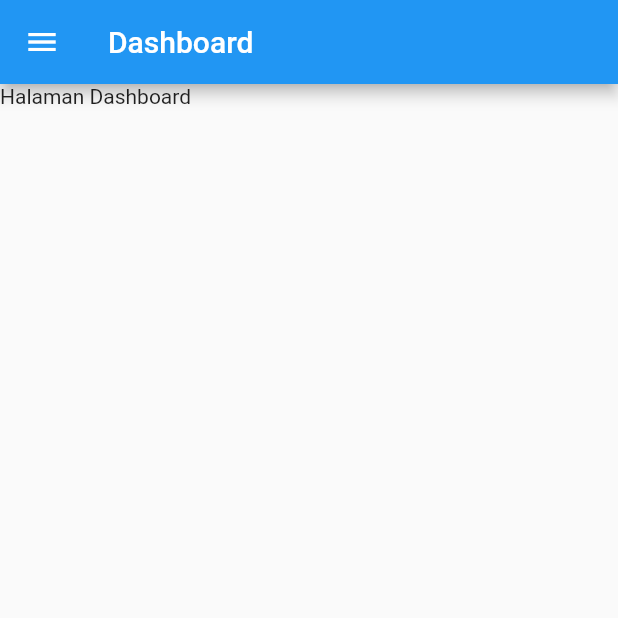
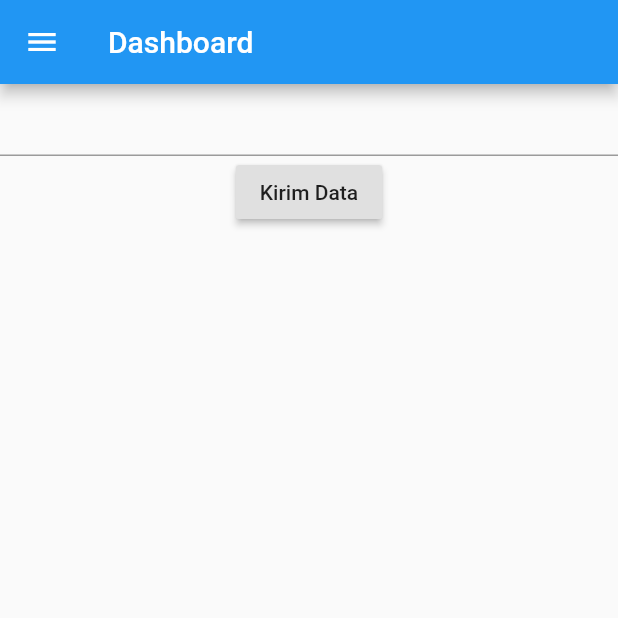
Before and after one commit to mulyawansentosa/stateoperation, a Flutter app: the screen it shows after launch, on a phone screen of 412 x 824 dp, the top half of it. Run offline on Flutter 3.47's test engine with Material 2 defaults, Android fonts, the phone set to English and light mode, and no system bars.

Commit message:
Route has already work

```diff
--- a/lib/main.dart
+++ b/lib/main.dart
@@ -18,7 +18,7 @@ class _RouteAppState extends State<RouteApp>{
       routes: {
         '/': (context) => Dashboard(),
         '/login': (context) => Login(),
-        'profile': (context) => Profile()
+        '/profile': (context) => Profile()
       },
     );
   }
--- a/lib/module/Dashboard.dart
+++ b/lib/module/Dashboard.dart
@@ -15,7 +15,19 @@ class _DashboardState extends State<Dashboard> {
           title: Text('Dashboard'),
         ),
         body: Container(
-          child: Text('Halaman Dashboard'),
+          child: Column(
+            children: <Widget>[
+              TextField(
+
+              ),
+              RaisedButton(
+                child: Text('Kirim Data'),
+                onPressed: (){
+
+                },
+              ),
+            ],
+          )
         ),
       );
   }
```
Also changed, not shown: lib/module/DrawerMenu.dart (+5 -9 lines).
